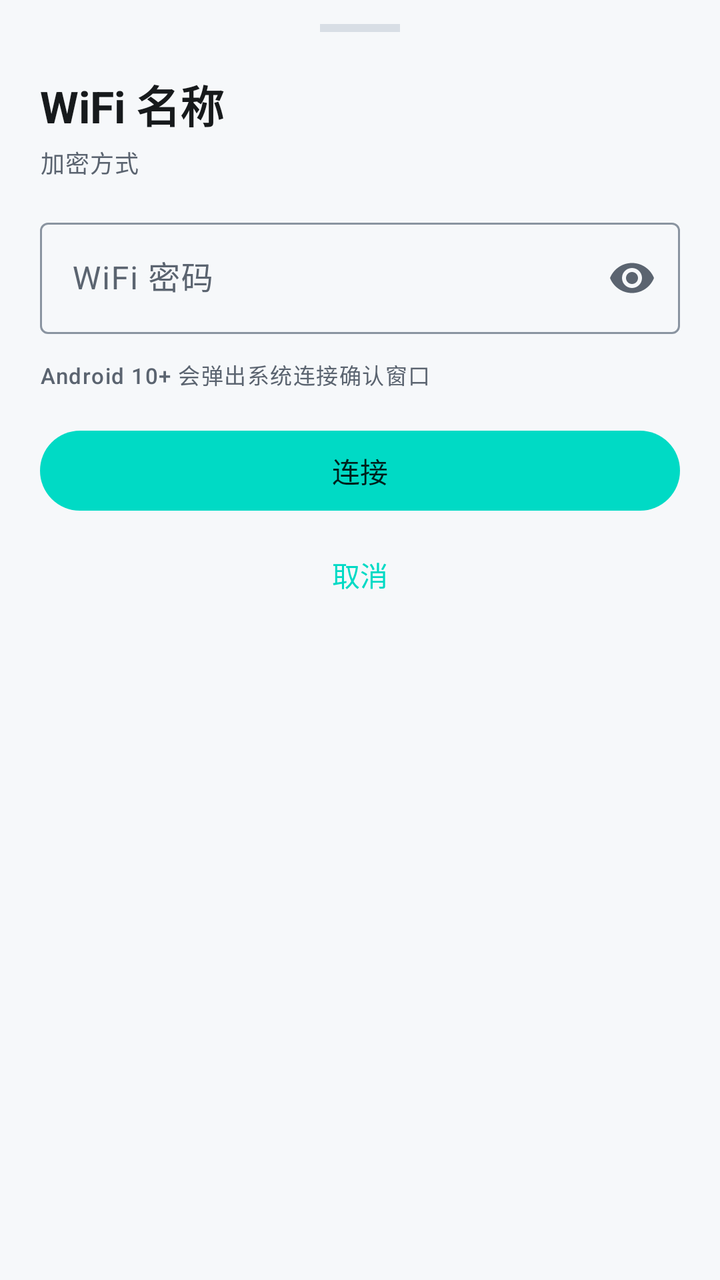
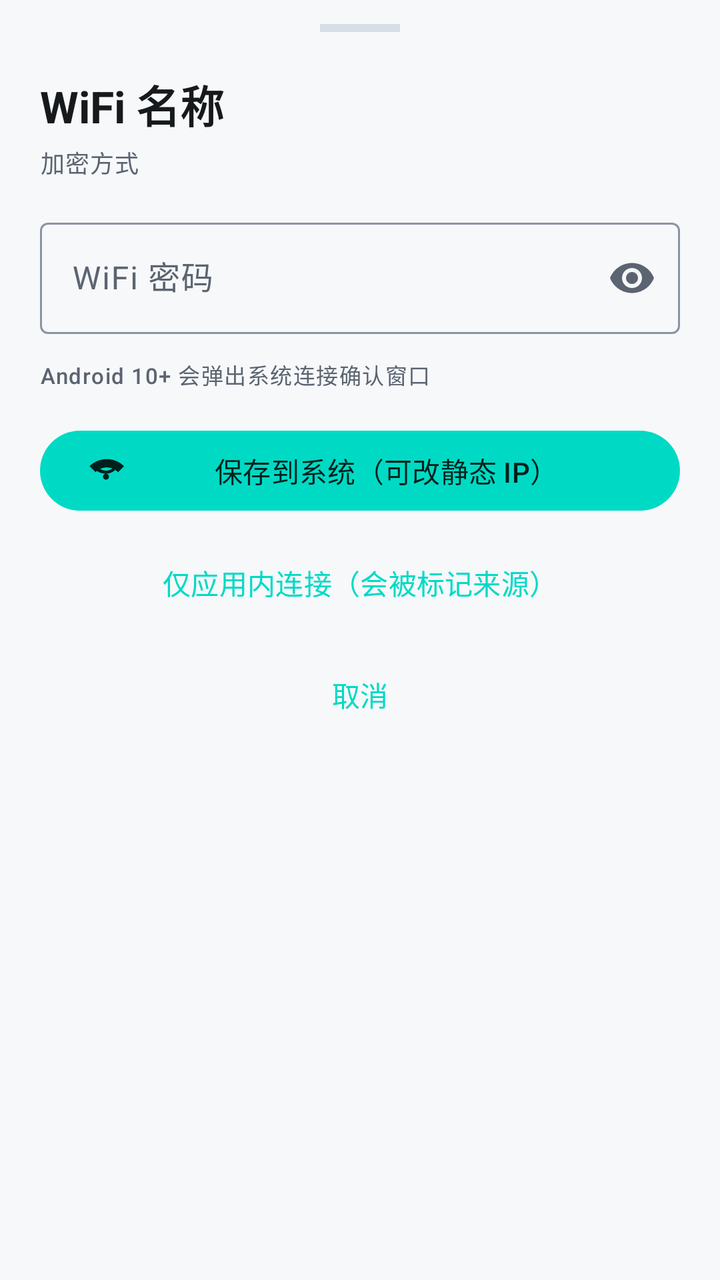

Two renders of the same Android screen: before a commit and after it. Below are the layout's source before the change and the commit's diff.
<!-- AndroidManifest.xml: application theme Theme.NetworkTool -->
<!-- res/layout/bottomsheet_wifi_connect.xml -->
<?xml version="1.0" encoding="utf-8"?>
<LinearLayout xmlns:android="http://schemas.android.com/apk/res/android"
    xmlns:app="http://schemas.android.com/apk/res-auto"
    android:layout_width="match_parent"
    android:layout_height="wrap_content"
    android:orientation="vertical"
    android:paddingStart="@dimen/space_5"
    android:paddingTop="@dimen/space_3"
    android:paddingEnd="@dimen/space_5"
    android:paddingBottom="@dimen/space_5">

    <View
        android:layout_width="40dp"
        android:layout_height="4dp"
        android:layout_gravity="center_horizontal"
        android:background="?attr/colorOutlineVariant" />

    <TextView
        android:id="@+id/connectSsid"
        android:layout_width="match_parent"
        android:layout_height="wrap_content"
        android:layout_marginTop="@dimen/space_5"
        android:ellipsize="end"
        android:maxLines="2"
        android:text="WiFi 名称"
        android:textAppearance="@style/TextAppearance.NetworkTool.Headline" />

    <TextView
        android:id="@+id/connectSecurity"
        android:layout_width="match_parent"
        android:layout_height="wrap_content"
        android:layout_marginTop="@dimen/space_1"
        android:text="加密方式"
        android:textAppearance="@style/TextAppearance.NetworkTool.BodySmall" />

    <com.google.android.material.textfield.TextInputLayout
        android:id="@+id/passwordLayout"
        style="@style/Widget.Material3.TextInputLayout.OutlinedBox"
        android:layout_width="match_parent"
        android:layout_height="wrap_content"
        android:layout_marginTop="@dimen/space_4"
        android:hint="WiFi 密码"
        app:endIconMode="password_toggle">

        <com.google.android.material.textfield.TextInputEditText
            android:id="@+id/passwordEdit"
            android:layout_width="match_parent"
            android:layout_height="wrap_content"
            android:inputType="textPassword"
            android:maxLines="1"
            android:singleLine="true" />

    </com.google.android.material.textfield.TextInputLayout>

    <TextView
        android:id="@+id/savedPasswordHint"
        android:layout_width="match_parent"
        android:layout_height="wrap_content"
        android:layout_marginTop="@dimen/space_1"
        android:text="已填入已保存密码，可直接修改"
        android:textAppearance="@style/TextAppearance.NetworkTool.Caption"
        android:visibility="gone" />

    <TextView
        android:id="@+id/connectHint"
        android:layout_width="match_parent"
        android:layout_height="wrap_content"
        android:layout_marginTop="@dimen/space_3"
        android:text="Android 10+ 会弹出系统连接确认窗口"
        android:textAppearance="@style/TextAppearance.NetworkTool.Caption" />

    <com.google.android.material.button.MaterialButton
        android:id="@+id/connectButton"
        android:layout_width="match_parent"
        android:layout_height="wrap_content"
        android:layout_marginTop="@dimen/space_4"
        android:text="连接" />

    <com.google.android.material.button.MaterialButton
        android:id="@+id/cancelButton"
        style="@style/Widget.NetworkTool.Button.TextButton"
        android:layout_width="match_parent"
        android:layout_height="wrap_content"
        android:layout_marginTop="@dimen/space_1"
        android:text="取消" />

</LinearLayout>
<!-- resources referenced by this layout -->
<resources>
  <dimen name="space_1">4dp</dimen>
  <dimen name="space_3">12dp</dimen>
  <dimen name="space_4">16dp</dimen>
  <dimen name="space_5">20dp</dimen>
  <style name="TextAppearance.NetworkTool.BodySmall" parent="TextAppearance.Material3.BodySmall">
          <item name="android:textSize">12sp</item>
          <item name="android:textColor">?attr/colorOnSurfaceVariant</item>
      </style>
  <style name="TextAppearance.NetworkTool.Caption" parent="TextAppearance.Material3.LabelSmall">
          <item name="android:textSize">11sp</item>
          <item name="android:textColor">?attr/colorOnSurfaceVariant</item>
      </style>
  <style name="TextAppearance.NetworkTool.Headline" parent="TextAppearance.Material3.HeadlineSmall">
          <item name="android:textSize">22sp</item>
          <item name="android:textStyle">bold</item>
          <item name="android:textColor">?attr/colorOnSurface</item>
      </style>
  <style name="Widget.NetworkTool.Button.TextButton" parent="Widget.Material3.Button.TextButton">
          <item name="android:elevation">0dp</item>
          <item name="android:stateListAnimator">@null</item>
      </style>
  <color name="colorPrimary">#00DAC5</color>
  <color name="colorPrimaryDark">#00B5A1</color>
  <color name="colorAccent">#00DAC5</color>
  <color name="colorOnPrimary">#00201C</color>
  <color name="colorPrimaryContainer">#B8FFF7</color>
  <color name="colorOnPrimaryContainer">#00201C</color>
  <color name="colorBackground">#F6F8FA</color>
  <color name="colorSurface">#FFFFFF</color>
  <color name="colorOnSurface">#171A1C</color>
  <color name="colorOnBackground">#171A1C</color>
  <color name="colorSurfaceContainer">#EEF2F5</color>
  <color name="textSecondary">#5B6470</color>
  <color name="colorOutline">#8A94A0</color>
  <color name="colorOutlineVariant">#D8DEE5</color>
  <color name="textPrimary">#171A1C</color>
  <style name="Widget.NetworkTool.Toolbar" parent="Widget.Material3.Toolbar">
          <item name="android:background">@android:color/transparent</item>
          <item name="android:elevation">0dp</item>
          <item name="titleTextColor">?attr/colorOnSurface</item>
          <item name="titleTextAppearance">@style/TextAppearance.NetworkTool.ToolbarTitle</item>
          <item name="subtitleTextColor">?attr/colorOnSurfaceVariant</item>
          <item name="navigationIconTint">?attr/colorOnSurface</item>
      </style>
  <style name="Widget.NetworkTool.Button" parent="Widget.Material3.Button">
          <item name="android:elevation">0dp</item>
          <item name="android:stateListAnimator">@null</item>
      </style>
  <style name="TextAppearance.NetworkTool.ToolbarTitle" parent="TextAppearance.Material3.TitleLarge">
          <item name="android:textSize">20sp</item>
          <item name="android:textStyle">bold</item>
          <item name="android:textColor">?attr/colorOnSurface</item>
      </style>
  <!-- unchanged entries left out for length: 1 -->
</resources>

<!-- the commit's change to res/layout/bottomsheet_wifi_connect.xml (unified diff, before → after) -->
@@ -69,19 +69,37 @@
         android:text="Android 10+ 会弹出系统连接确认窗口"
         android:textAppearance="@style/TextAppearance.NetworkTool.Caption" />
 
+    
+    <TextView
+        android:id="@+id/switchHint"
+        android:layout_width="match_parent"
+        android:layout_height="wrap_content"
+        android:layout_marginTop="@dimen/space_2"
+        android:textAppearance="@style/TextAppearance.NetworkTool.Caption"
+        android:visibility="gone" />
+
     <com.google.android.material.button.MaterialButton
-        android:id="@+id/connectButton"
+        android:id="@+id/systemAddButton"
         android:layout_width="match_parent"
         android:layout_height="wrap_content"
         android:layout_marginTop="@dimen/space_4"
-        android:text="连接" />
+        android:text="保存到系统（可改静态 IP）"
+        app:icon="@drawable/ic_wifi" />
+
+    <com.google.android.material.button.MaterialButton
+        android:id="@+id/connectButton"
+        style="@style/Widget.NetworkTool.Button.TextButton"
+        android:layout_width="match_parent"
+        android:layout_height="wrap_content"
+        android:layout_marginTop="@dimen/space_2"
+        android:text="仅应用内连接（会被标记来源）" />
 
     <com.google.android.material.button.MaterialButton
         android:id="@+id/cancelButton"
         style="@style/Widget.NetworkTool.Button.TextButton"
         android:layout_width="match_parent"
         android:layout_height="wrap_content"
-        android:layout_marginTop="@dimen/space_1"
+        android:layout_marginTop="@dimen/space_2"
         android:text="取消" />
 
 </LinearLayout>
<!-- resource entries referenced after the edit -->
@@ -1,9 +1,22 @@
 <!-- resources referenced by this layout -->
 <resources>
   <dimen name="space_1">4dp</dimen>
+  <dimen name="space_2">8dp</dimen>
   <dimen name="space_3">12dp</dimen>
   <dimen name="space_4">16dp</dimen>
   <dimen name="space_5">20dp</dimen>
+  <!-- drawable ic_wifi (drawable) -->
+  <?xml version="1.0" encoding="utf-8"?>
+  <vector xmlns:android="http://schemas.android.com/apk/res/android"
+      android:width="24dp"
+      android:height="24dp"
+      android:viewportWidth="24"
+      android:viewportHeight="24">
+  
+      <path
+          android:fillColor="#FF000000"
+          android:pathData="M12,18c1.1,0 2,-0.9 2,-2s-0.9,-2 -2,-2s-2,0.9 -2,2s0.9,2 2,2zM1,9l4,4c4.2,-4.2 10.8,-4.2 15,0l4,-4c-6.3,-6.3 -16.7,-6.3 -23,0zM12,14c2.2,0 4.3,-0.8 6,-2.3l-1.4,-1.4c-1.3,1.1 -3,1.7 -4.6,1.7s-3.3,-0.6 -4.6,-1.7L5.4,11.7C7.1,13.2 9.2,14 12,14z" />
+  </vector>
   <style name="TextAppearance.NetworkTool.BodySmall" parent="TextAppearance.Material3.BodySmall">
           <item name="android:textSize">12sp</item>
           <item name="android:textColor">?attr/colorOnSurfaceVariant</item>
